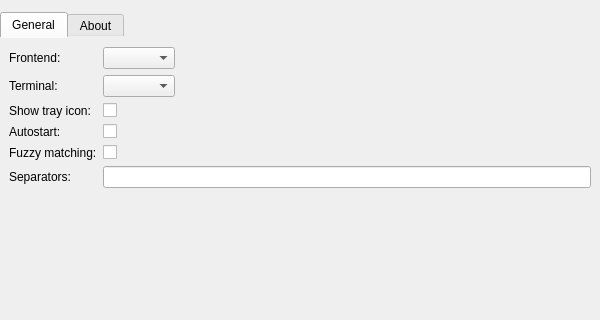
albertlauncher/albert, file src/lib/settings/settingswindow.ui: the form before one commit.
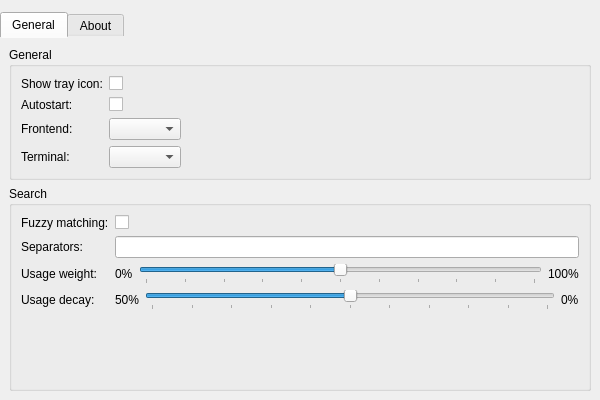
The form after the commit. The open tabs and pages were chosen to show the change. Icons and pictures are not drawn.

```diff
--- a/src/lib/settings/settingswindow.ui
+++ b/src/lib/settings/settingswindow.ui
@@ -7,13 +7,13 @@
     <x>0</x>
     <y>0</y>
     <width>600</width>
-    <height>320</height>
+    <height>400</height>
    </rect>
   </property>
   <property name="minimumSize">
    <size>
     <width>600</width>
-    <height>320</height>
+    <height>400</height>
    </size>
   </property>
   <property name="windowTitle">
@@ -44,10 +44,14 @@
       <attribute name="title">
        <string>General</string>
       </attribute>
-      <layout class="QVBoxLayout" name="verticalLayout">
+      <layout class="QVBoxLayout" name="verticalLayout" stretch="0,1">
        <item>
-        <layout class="QFormLayout" name="formLayout">
-         <item row="0" column="0">
+        <widget class="QGroupBox" name="groupBox_2">
+         <property name="title">
+          <string>General</string>
+         </property>
+         <layout class="QFormLayout" name="formLayout_2">
+          <item row="2" column="0">
           <widget class="QLabel" name="label_frontend">
            <property name="text">
             <string>Frontend:</string>
@@ -57,7 +61,7 @@
            </property>
           </widget>
          </item>
-         <item row="0" column="1">
+          <item row="2" column="1">
           <widget class="QComboBox" name="comboBox_frontend">
            <property name="sizePolicy">
             <sizepolicy hsizetype="Maximum" vsizetype="Fixed">
@@ -70,30 +74,7 @@
            </property>
           </widget>
          </item>
-         <item row="1" column="0">
-          <widget class="QLabel" name="label_term">
-           <property name="text">
-            <string>Terminal:</string>
-           </property>
-           <property name="buddy">
-            <cstring>comboBox_term</cstring>
-           </property>
-          </widget>
-         </item>
-         <item row="1" column="1">
-          <widget class="QComboBox" name="comboBox_term">
-           <property name="sizePolicy">
-            <sizepolicy hsizetype="Fixed" vsizetype="Fixed">
-             <horstretch>0</horstretch>
-             <verstretch>0</verstretch>
-            </sizepolicy>
-           </property>
-           <property name="toolTip">
-            <string>&lt;html&gt;&lt;head/&gt;&lt;body&gt;&lt;p&gt;Choose the terminal to use.&lt;/p&gt;&lt;/body&gt;&lt;/html&gt;</string>
-           </property>
-          </widget>
-         </item>
-         <item row="2" column="0">
+          <item row="0" column="0">
           <widget class="QLabel" name="label_show_tray">
            <property name="text">
             <string>Show tray icon:</string>
@@ -103,7 +84,7 @@
            </property>
           </widget>
          </item>
-         <item row="2" column="1">
+          <item row="0" column="1">
           <widget class="QCheckBox" name="checkBox_showTray">
            <property name="toolTip">
             <string>&lt;html&gt;&lt;head/&gt;&lt;body&gt;&lt;p&gt;If this option is enabled, albert displays an icon in the system tray.&lt;/p&gt;&lt;/body&gt;&lt;/html&gt;</string>
@@ -113,7 +94,7 @@
            </property>
           </widget>
          </item>
-         <item row="3" column="0">
+          <item row="1" column="0">
           <widget class="QLabel" name="label_autostart">
            <property name="text">
             <string>Autostart:</string>
@@ -123,10 +104,42 @@
            </property>
           </widget>
          </item>
-         <item row="3" column="1">
+          <item row="1" column="1">
           <widget class="QCheckBox" name="checkBox_autostart"/>
          </item>
-         <item row="4" column="0">
+          <item row="3" column="0">
+           <widget class="QLabel" name="label_term">
+            <property name="text">
+             <string>Terminal:</string>
+            </property>
+            <property name="buddy">
+             <cstring>comboBox_term</cstring>
+            </property>
+           </widget>
+          </item>
+          <item row="3" column="1">
+           <widget class="QComboBox" name="comboBox_term">
+            <property name="sizePolicy">
+             <sizepolicy hsizetype="Fixed" vsizetype="Fixed">
+              <horstretch>0</horstretch>
+              <verstretch>0</verstretch>
+             </sizepolicy>
+            </property>
+            <property name="toolTip">
+             <string>&lt;html&gt;&lt;head/&gt;&lt;body&gt;&lt;p&gt;Choose the terminal to use.&lt;/p&gt;&lt;/body&gt;&lt;/html&gt;</string>
+            </property>
+           </widget>
+          </item>
+         </layout>
+        </widget>
+       </item>
+       <item>
+        <widget class="QGroupBox" name="groupBox">
+         <property name="title">
+          <string>Search</string>
+         </property>
+         <layout class="QFormLayout" name="formLayout_3">
+          <item row="0" column="0">
           <widget class="QLabel" name="label_fuzzy">
            <property name="text">
             <string>Fuzzy matching:</string>
@@ -136,7 +149,14 @@
            </property>
           </widget>
          </item>
-         <item row="5" column="0">
+          <item row="0" column="1">
+           <widget class="QCheckBox" name="checkBox_fuzzy">
+            <property name="text">
+             <string/>
+            </property>
+           </widget>
+          </item>
+          <item row="1" column="0">
           <widget class="QLabel" name="label_separators">
            <property name="text">
             <string>Separators:</string>
@@ -146,17 +166,135 @@
            </property>
           </widget>
          </item>
-         <item row="4" column="1">
-          <widget class="QCheckBox" name="checkBox_fuzzy">
-           <property name="text">
-            <string/>
-           </property>
-          </widget>
-         </item>
-         <item row="5" column="1">
+          <item row="1" column="1">
           <widget class="QLineEdit" name="lineEdit_separators"/>
          </item>
-        </layout>
+          <item row="2" column="1">
+           <layout class="QHBoxLayout" name="horizontalLayout">
+            <item>
+             <widget class="QLabel" name="label">
+              <property name="text">
+               <string>0%</string>
+              </property>
+             </widget>
+            </item>
+            <item>
+             <widget class="QSlider" name="slider_weight">
+              <property name="toolTip">
+               <string>&lt;html&gt;&lt;head/&gt;&lt;body&gt;&lt;p&gt;The weight of the usage history while sorting the results. &lt;/p&gt;&lt;/body&gt;&lt;/html&gt;</string>
+              </property>
+              <property name="minimum">
+               <number>0</number>
+              </property>
+              <property name="maximum">
+               <number>100</number>
+              </property>
+              <property name="singleStep">
+               <number>10</number>
+              </property>
+              <property name="value">
+               <number>50</number>
+              </property>
+              <property name="orientation">
+               <enum>Qt::Horizontal</enum>
+              </property>
+              <property name="tickPosition">
+               <enum>QSlider::TicksBelow</enum>
+              </property>
+              <property name="tickInterval">
+               <number>10</number>
+              </property>
+             </widget>
+            </item>
+            <item>
+             <widget class="QLabel" name="label_2">
+              <property name="text">
+               <string>100%</string>
+              </property>
+             </widget>
+            </item>
+           </layout>
+          </item>
+          <item row="2" column="0">
+           <widget class="QLabel" name="label_weight">
+            <property name="text">
+             <string>Usage weight:</string>
+            </property>
+            <property name="buddy">
+             <cstring>slider_weight</cstring>
+            </property>
+           </widget>
+          </item>
+          <item row="3" column="1">
+           <layout class="QHBoxLayout" name="horizontalLayout_3">
+            <item>
+             <widget class="QLabel" name="label_3">
+              <property name="toolTip">
+               <string>Forget fast. Most recently used.</string>
+              </property>
+              <property name="text">
+               <string>50%</string>
+              </property>
+             </widget>
+            </item>
+            <item>
+             <widget class="QSlider" name="slider_decay">
+              <property name="toolTip">
+               <string>&lt;html&gt;&lt;head/&gt;&lt;body&gt;&lt;p&gt;The decay of the usage history. This is about the weights past activation get. Without decay the search behaves as in a most frequently uses fashion, while a decay of 50% will always prefer the most recently used item. &lt;/p&gt;&lt;/body&gt;&lt;/html&gt;</string>
+              </property>
+              <property name="minimum">
+               <number>50</number>
+              </property>
+              <property name="maximum">
+               <number>100</number>
+              </property>
+              <property name="singleStep">
+               <number>5</number>
+              </property>
+              <property name="pageStep">
+               <number>5</number>
+              </property>
+              <property name="sliderPosition">
+               <number>75</number>
+              </property>
+              <property name="orientation">
+               <enum>Qt::Horizontal</enum>
+              </property>
+              <property name="invertedAppearance">
+               <bool>false</bool>
+              </property>
+              <property name="tickPosition">
+               <enum>QSlider::TicksBelow</enum>
+              </property>
+              <property name="tickInterval">
+               <number>5</number>
+              </property>
+             </widget>
+            </item>
+            <item>
+             <widget class="QLabel" name="label_4">
+              <property name="toolTip">
+               <string>Remember everything. Most frequently used.</string>
+              </property>
+              <property name="text">
+               <string>0%</string>
+              </property>
+             </widget>
+            </item>
+           </layout>
+          </item>
+          <item row="3" column="0">
+           <widget class="QLabel" name="label_decay">
+            <property name="text">
+             <string>Usage decay:</string>
+            </property>
+            <property name="buddy">
+             <cstring>slider_decay</cstring>
+            </property>
+           </widget>
+          </item>
+         </layout>
+        </widget>
        </item>
       </layout>
      </widget>
```
Left out of the diff: 2 changed lines with no effect on the pictures. Lines whose indentation alone changed are shown as unchanged.
